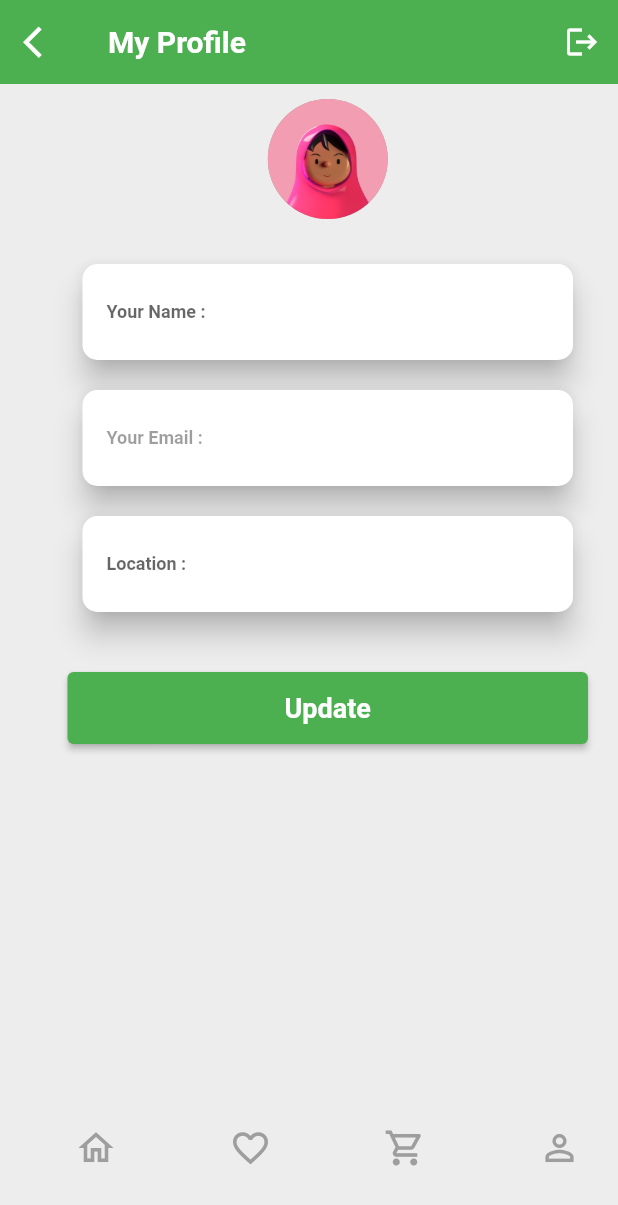
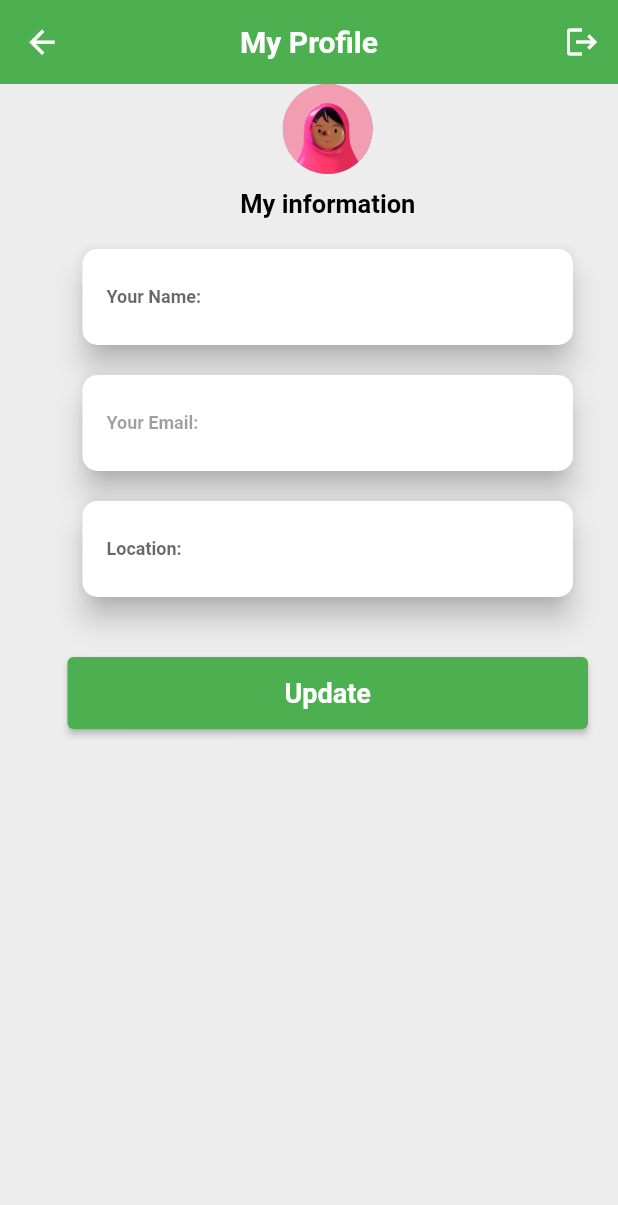
Before and after one commit to Yarahashem1/FOOD_Ordering1, a Flutter app: the MyProfile screen opened directly, on a phone screen of 412 x 824 dp. Shown: the top 1205 px of the screen. Run offline on Flutter 3.47's test engine with Material 2 defaults, Android fonts, the phone set to English and light mode, and no system bars; our stand-ins replace cloud_firestore, conditional_builder_null_safety, dots_indicator, firebase_auth, firebase_core, firebase_storage and 5 more; accounts and stored records are empty.

Commit message:
Add files via upload

```diff
--- a/lib/app_screens/usersProfile.dart
+++ b/lib/app_screens/usersProfile.dart
@@ -18,8 +18,6 @@ class _MyProfileState extends State<MyProfile> {
   var emailController = TextEditingController();
   var locationController = TextEditingController();
   late String userId;
-  late TextEditingController _nameTextController;
-  late TextEditingController _locationTextController;
 
   void _showLogoutConfirmDialog(BuildContext context) async {
     bool? result = await showDialog<bool>(
@@ -35,26 +33,26 @@ class _MyProfileState extends State<MyProfile> {
           actions: [
             TextButton(
               onPressed: () {
+                Navigator.pop(context, true);
+              },
+              child: Text(
+                'Confirm',
+                style: TextStyle(
+                  color: Colors.red,
+                  fontStyle: FontStyle.normal,
+                ),
+              ),
+            ),
+            TextButton(
+              onPressed: () {
                 Navigator.pop(context, false);
               },
               child: Text(
                 'Cancel',
                 style: TextStyle(
-                    color: Colors.grey,
+                  color: Colors.blue,
                   fontStyle: FontStyle.normal,
-                    fontWeight: FontWeight.w600),
                 ),
-            ),
-            TextButton(
-              onPressed: () {
-                Navigator.pop(context, true);
-              },
-              child: Text(
-                'Confirm',
-                style: TextStyle(
-                    color: Colors.green,
-                    fontStyle: FontStyle.normal,
-                    fontWeight: FontWeight.w600),
               ),
             ),
           ],
@@ -66,7 +64,6 @@ class _MyProfileState extends State<MyProfile> {
     }
   }
 
-// TODO function get profile
   Future getAccountInfo(String id) async {
     print('the id user is : $id');
     setState(() {
@@ -107,7 +104,6 @@ class _MyProfileState extends State<MyProfile> {
     }
   }
 
-// TODO function update account user
   Future updateUserAccount(String id) async {
     print('the id user is : $id');
     setState(() {
@@ -129,8 +125,6 @@ class _MyProfileState extends State<MyProfile> {
   @override
   void initState() {
     super.initState();
-    _nameTextController = TextEditingController();
-    _locationTextController = TextEditingController();
     getIdSharedRefrance().then((_) {
       if (uIdCustomer != null) {
         getAccountInfo(uIdCustomer!);
@@ -141,8 +135,6 @@ class _MyProfileState extends State<MyProfile> {
 
   @override
   void dispose() {
-    _nameTextController.dispose();
-    _locationTextController.dispose();
     nameController.dispose();
     locationController.dispose();
     super.dispose();
@@ -161,6 +153,7 @@ class _MyProfileState extends State<MyProfile> {
             fontStyle: FontStyle.normal,
           ),
         ),
+        centerTitle: true,
         backgroundColor: Colors.green,
         elevation: 0,
         iconTheme: IconThemeData(
@@ -168,7 +161,7 @@ class _MyProfileState extends State<MyProfile> {
         ),
         leading: IconButton(
           icon: const Icon(
-            Icons.arrow_back_ios,
+            Icons.arrow_back,
             size: 25,
             color: Colors.white,
           ),
@@ -198,26 +191,33 @@ class _MyProfileState extends State<MyProfile> {
         ),
       )
           : Padding(
-              padding: const EdgeInsets.only(left: 25, top: 10),
+        padding: const EdgeInsets.only(left: 25, top: 0),
         child: SingleChildScrollView(
           child: Column(
             mainAxisAlignment: MainAxisAlignment.center,
-                  //  aliggnment: Alignment.center,
             children: [
-                    // SizedBox(height: 20),
               Container(
-                      height: 80,
-                      width: 80,
+                height: 60,
+                width: 60,
                 decoration: const BoxDecoration(
                   color: Colors.grey,
                   shape: BoxShape.circle,
                   image: DecorationImage(
                     image: AssetImage('images/pr.jpeg'),
-                            fit: BoxFit.cover),
+                    fit: BoxFit.cover,
+                  ),
                 ),
               ),
               SizedBox(height: 10),
-
+              Text(
+                'My information',
+                style: TextStyle(
+                  color: Colors.black,
+                  fontSize: 17,
+                  fontWeight: FontWeight.bold,
+                  fontStyle: FontStyle.normal,
+                ),
+              ),
               SizedBox(height: 20),
               Card(
                 margin: EdgeInsets.symmetric(horizontal: 30),
@@ -231,7 +231,7 @@ class _MyProfileState extends State<MyProfile> {
                     controller: nameController,
                     enabled: true,
                     decoration: InputDecoration(
-                            labelText: 'Your Name :',
+                      labelText: 'Your Name:',
                       labelStyle: TextStyle(
                         fontWeight: FontWeight.bold,
                       ),
@@ -246,7 +246,6 @@ class _MyProfileState extends State<MyProfile> {
                   ),
                 ),
               ),
-
               SizedBox(height: 20),
               Card(
                 margin: EdgeInsets.symmetric(horizontal: 30),
@@ -260,7 +259,7 @@ class _MyProfileState extends State<MyProfile> {
                     controller: emailController,
                     enabled: false,
                     decoration: InputDecoration(
-                            labelText: 'Your Email :',
+                      labelText: 'Your Email:',
                       labelStyle: TextStyle(
                         fontWeight: FontWeight.bold,
                       ),
@@ -275,7 +274,6 @@ class _MyProfileState extends State<MyProfile> {
                   ),
                 ),
               ),
-
               SizedBox(height: 20),
               Card(
                 margin: EdgeInsets.symmetric(horizontal: 30),
@@ -289,7 +287,7 @@ class _MyProfileState extends State<MyProfile> {
                     controller: locationController,
                     enabled: true,
                     decoration: InputDecoration(
-                            labelText: 'Location :',
+                      labelText: 'Location:',
                       labelStyle: TextStyle(
                         fontWeight: FontWeight.bold,
                       ),
@@ -304,12 +302,10 @@ class _MyProfileState extends State<MyProfile> {
                   ),
                 ),
               ),
-
               SizedBox(height: 40),
               ElevatedButton(
                 onPressed: () {
                   _performMyProfile();
-                        updateUserAccount(uIdCustomer!);
                 },
                 child: Container(
                   width: 315,
@@ -330,10 +326,6 @@ class _MyProfileState extends State<MyProfile> {
                   ),
                 ),
               ),
-                    Padding(
-                      padding: const EdgeInsets.only(top: 255),
-                      child: ButtomBar(),
-                    )
             ],
           ),
         ),
@@ -348,8 +340,7 @@ class _MyProfileState extends State<MyProfile> {
   }
 
   bool _checkData() {
-    if (_nameTextController.text.isNotEmpty &&
-        _locationTextController.text.isNotEmpty) {
+    if (nameController.text.isNotEmpty && locationController.text.isNotEmpty) {
       return true;
     } else {
       ScaffoldMessenger.of(context).showSnackBar(
```
Lines whose indentation alone changed are shown as unchanged.
